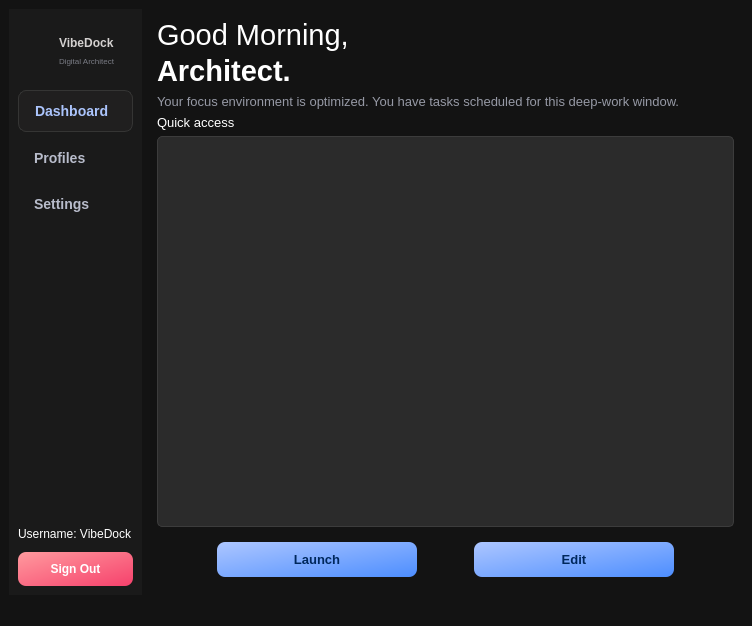
Above: dashboard.ui from 2012hhh2012/final-app-project before the change. Below: the same form after it.
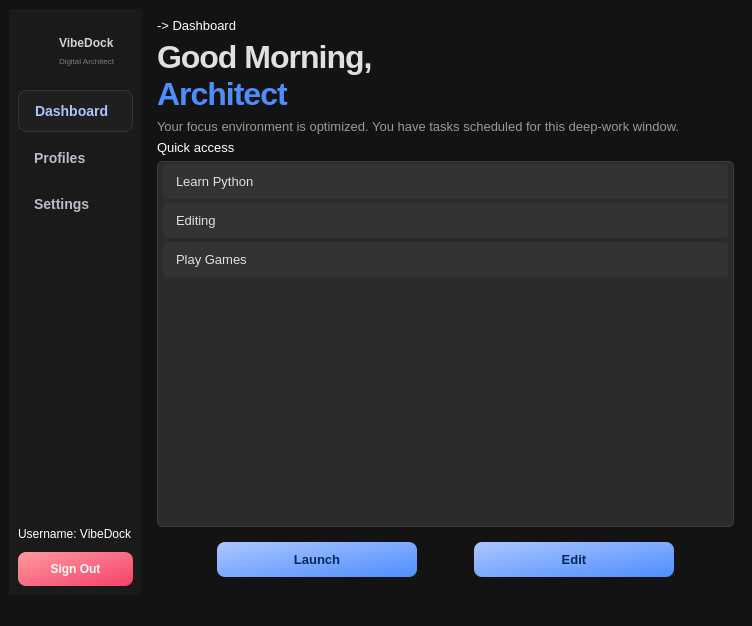
That is the form after the change. Icons and pictures are not drawn.

```diff
--- a/dashboard.ui
+++ b/dashboard.ui
@@ -253,26 +253,39 @@
         <widget class="QLabel" name="label_5">
          <property name="font">
           <font>
-           <family>MS Shell Dlg 2</family>
-           <pointsize>22</pointsize>
+           <pointsize>10</pointsize>
           </font>
          </property>
          <property name="styleSheet">
           <string notr="true">color: white;</string>
+         </property>
+         <property name="text">
+          <string>-&gt; Dashboard</string>
+         </property>
+        </widget>
+       </item>
+       <item>
+        <widget class="QLabel" name="lblGreeting">
+         <property name="font">
+          <font>
+           <weight>75</weight>
+           <bold>true</bold>
+          </font>
+         </property>
+         <property name="styleSheet">
+          <string notr="true">color: white;
+font-weight: bold;</string>
          </property>
          <property name="text">
           <string>&lt;html&gt;
-&lt;head&gt;
-&lt;style&gt;
-p {
-    margin: 0;
-    padding: 0;
-}
-&lt;/style&gt;
-&lt;/head&gt;
+&lt;head/&gt;
 &lt;body&gt;
-&lt;p&gt;Good Morning,&lt;/p&gt;
-&lt;p style=&quot;margin-top: 2px;&quot;&gt;&lt;span style=&quot; font-weight:600;&quot;&gt;Architect.&lt;/span&gt;&lt;/p&gt;
+&lt;p style=&quot;margin: 0; font-family: 'Segoe UI', 'Inter', sans-serif; font-size: 24pt; font-weight: 800; letter-spacing: -1px;&quot;&gt;
+    &lt;span style=&quot;color: #e0e0e0;&quot;&gt;Good Morning,&lt;/span&gt;
+&lt;/p&gt;
+&lt;p style=&quot;margin: 0; font-family: 'Segoe UI', 'Inter', sans-serif; font-size: 24pt; font-weight: 800; letter-spacing: -1px; margin-top: -8px;&quot;&gt;
+    &lt;span style=&quot;color: #4d8eff;&quot;&gt;Architect&lt;/span&gt;
+&lt;/p&gt;
 &lt;/body&gt;
 &lt;/html&gt;</string>
          </property>
@@ -365,6 +378,21 @@
     background: none;
 }</string>
          </property>
+         <item>
+          <property name="text">
+           <string>Learn Python</string>
+          </property>
+         </item>
+         <item>
+          <property name="text">
+           <string>Editing</string>
+          </property>
+         </item>
+         <item>
+          <property name="text">
+           <string>Play Games</string>
+          </property>
+         </item>
         </widget>
        </item>
        <item>
```
Left out of the diff: 2 changed lines with no effect on the pictures.
